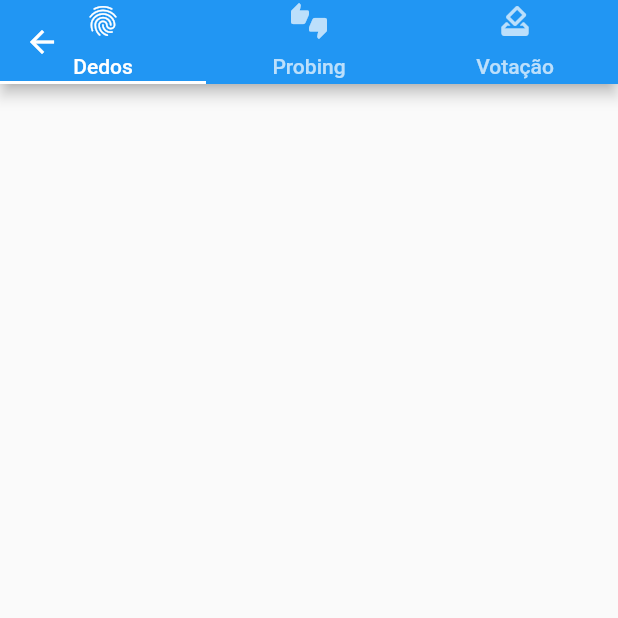
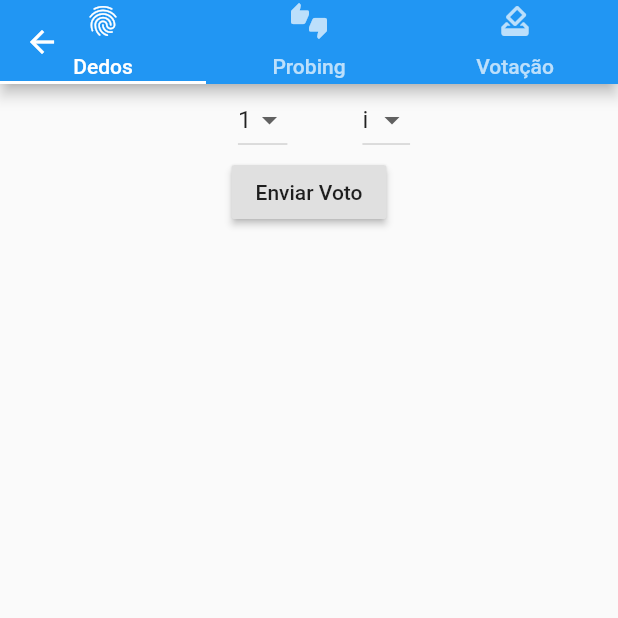
Before and after one commit to alTaWBC/Assembly_Board_Helper, a Flutter app: the UserPages screen opened directly, on a phone screen of 412 x 824 dp, the top half of it. Run offline on Flutter 3.47's test engine with Material 2 defaults, Android fonts, the phone set to English and light mode, and no system bars; our stand-ins replace charts_flutter, cloud_firestore; accounts and stored records are empty.

Commit message:
Show Fingers is functional Still needs definition of finger priority

```diff
--- a/lib/settings.dart
+++ b/lib/Admin/settings.dart
@@ -1,6 +1,6 @@
 import 'package:cloud_firestore/cloud_firestore.dart';
 import 'package:flutter/material.dart';
-import 'package:secret_voting/results.dart';
+import 'package:secret_voting/Admin/results.dart';
 
 class Settings extends StatefulWidget {
   Settings({Key key}) : super(key: key);
--- /dev/null
+++ b/lib/User/finger.dart
@@ -0,0 +1,82 @@
+import 'package:cloud_firestore/cloud_firestore.dart';
+import 'package:flutter/material.dart';
+
+class Finger extends StatefulWidget {
+  Finger({Key key}) : super(key: key);
+
+  @override
+  _FingerState createState() => _FingerState();
+}
+
+class _FingerState extends State<Finger> {
+  List fingerOptions = ['i', 'ii'];
+  List nameOptions = ['1', '2'];
+  int _votingValue = 0;
+  int _nameValue = 0;
+
+  @override
+  Widget build(BuildContext context) {
+    return Column(
+      children: [
+        Padding(
+          padding: const EdgeInsets.only(left: 20.0),
+          child: Row(
+            mainAxisAlignment: MainAxisAlignment.center,
+            children: [
+              DropdownButton(
+                value: _nameValue,
+                onChanged: (value) {
+                  setState(() {
+                    _nameValue = value;
+                  });
+                },
+                items: nameOptions
+                    .map((e) => DropdownMenuItem(
+                          value: nameOptions.indexOf(e),
+                          child: Text(e),
+                        ))
+                    .toList(),
+              ),
+              SizedBox(
+                width: 50,
+              ),
+              DropdownButton(
+                value: _votingValue,
+                onChanged: (value) {
+                  setState(() {
+                    _votingValue = value;
+                  });
+                },
+                items: fingerOptions
+                    .map((e) => DropdownMenuItem(
+                          value: fingerOptions.indexOf(e),
+                          child: Text(e),
+                        ))
+                    .toList(),
+              ),
+            ],
+          ),
+        ),
+        RaisedButton(
+          onPressed: () {
+            var vote = {
+              'finger': fingerOptions[_votingValue],
+              'name': nameOptions[_nameValue],
+            };
+            var voteCollection = FirebaseFirestore.instance.collection('finger');
+            voteCollection.doc(nameOptions[_nameValue]).get().then((snapshot) {
+              if (snapshot.exists) {
+                Scaffold.of(context).showSnackBar(new SnackBar(content: new Text('Já votaste!')));
+              } else {
+                snapshot.reference.set(vote).then((value) => Scaffold.of(context).showSnackBar(new SnackBar(
+                      content: new Text('Voto foi enviado com sucesso!'),
+                    )));
+              }
+            });
+          },
+          child: Text("Enviar Voto"),
+        ),
+      ],
+    );
+  }
+}
--- a/lib/User/user_pages.dart
+++ b/lib/User/user_pages.dart
@@ -1,6 +1,7 @@
 import 'package:flutter/material.dart';
-import 'package:secret_voting/probe.dart';
-import 'package:secret_voting/vote.dart';
+import 'package:secret_voting/User/finger.dart';
+import 'package:secret_voting/User/probe.dart';
+import 'package:secret_voting/User/vote.dart';
 
 class UserPages extends StatefulWidget {
   UserPages({Key key}) : super(key: key);
@@ -37,7 +38,7 @@ class _UserPagesState extends State<UserPages> {
         ),
         body: TabBarView(
           children: [
-            Container(),
+            Finger(),
             Probe(),
             Vote(),
           ],
--- a/lib/main.dart
+++ b/lib/main.dart
@@ -1,9 +1,9 @@
 import 'package:flutter/material.dart';
 import 'package:secret_voting/Admin/admin_pages.dart';
 import 'package:secret_voting/User/user_pages.dart';
-import 'package:secret_voting/probe.dart';
-import 'package:secret_voting/settings.dart';
-import 'package:secret_voting/vote.dart';
+import 'package:secret_voting/User/probe.dart';
+import 'package:secret_voting/Admin/settings.dart';
+import 'package:secret_voting/User/vote.dart';
 
 import 'Admin/probing.dart';
 
```
Also changed, not shown: lib/Admin/admin_pages.dart (+5 -4 lines), lib/Admin/fingers.dart (added, +81 -0 lines), lib/fileHandler.dart (deleted, +0 -7 lines), lib/Admin/results.dart (renamed from lib/results.dart), lib/User/probe.dart (renamed from lib/probe.dart), lib/User/vote.dart (renamed from lib/vote.dart).
